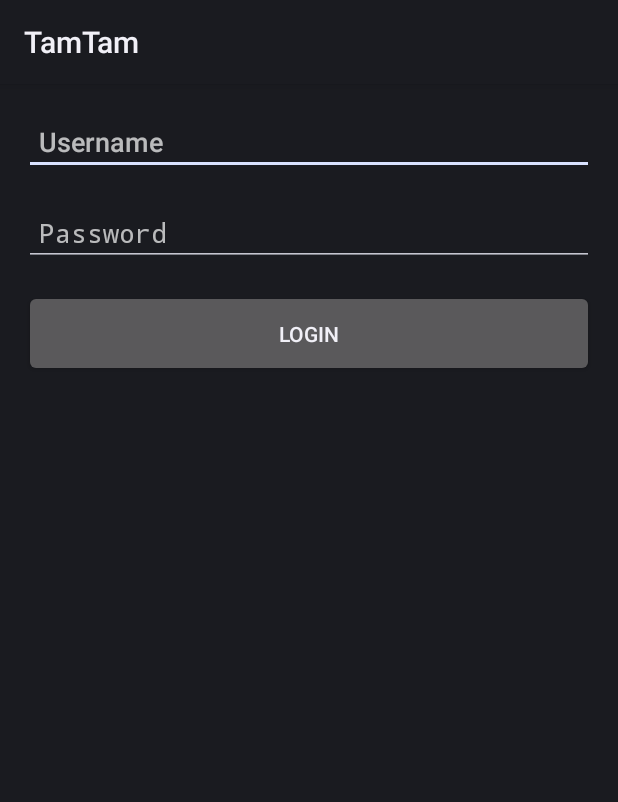
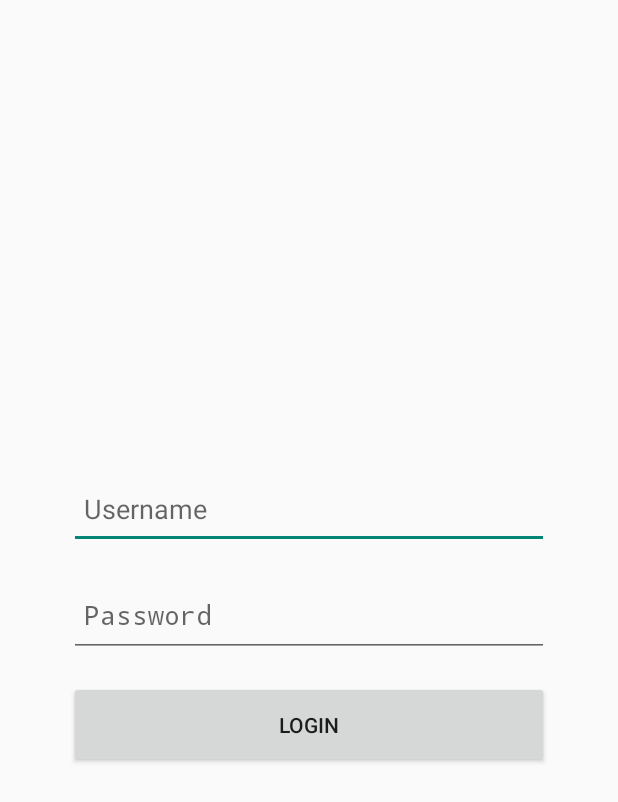
Before and after one commit to Progxy/TamTam, an Android app: the screen it shows after launch (LoginActivity), on a phone screen of 412 x 824 dp. Shown: the top 802 px of the screen. Run offline under Robolectric (Android 15) with nearby library versions, the phone set to English and light mode, and no system bars.

Commit message:
First Commit

```diff
--- a/app/src/main/AndroidManifest.xml
+++ b/app/src/main/AndroidManifest.xml
@@ -10,8 +10,8 @@
         android:fullBackupContent="@xml/backup_rules"
         android:icon="@mipmap/ic_launcher"
         android:label="@string/app_name"
+        android:theme="@style/Theme.TamTam"
         android:roundIcon="@mipmap/ic_launcher_round"
-        android:supportsRtl="true"
         tools:targetApi="31">
         <activity android:name=".MapActivity"/>
         <activity android:name=".LoginActivity" android:exported="true">
--- a/app/src/main/res/layout/activity_login.xml
+++ b/app/src/main/res/layout/activity_login.xml
@@ -1,16 +1,18 @@
 <?xml version="1.0" encoding="utf-8"?>
 <LinearLayout xmlns:android="http://schemas.android.com/apk/res/android"
     android:layout_width="match_parent"
-    android:layout_height="match_parent"
+    android:layout_height="wrap_content"
     android:orientation="vertical"
+    android:layout_gravity="center_vertical"
     android:padding="16dp">
 
     <EditText
         android:id="@+id/usernameEditText"
-        android:layout_width="match_parent"
-        android:layout_height="wrap_content"
+        android:layout_width="320dp"
+        android:layout_height="54dp"
         android:layout_marginBottom="16dp"
         android:height="48dp"
+        android:layout_gravity="center_horizontal"
         android:autofillHints=""
         android:hint="@string/username"
         android:inputType="text"
@@ -18,18 +20,20 @@
 
     <EditText
         android:id="@+id/passwordEditText"
-        android:layout_width="match_parent"
-        android:layout_height="wrap_content"
+        android:layout_width="320dp"
+        android:layout_height="56dp"
+        android:layout_marginBottom="16dp"
+        android:layout_gravity="center_horizontal"
         android:autofillHints=""
         android:hint="@string/password"
         android:inputType="textPassword"
-        android:padding="10dp"
-        android:layout_marginBottom="16dp"/>
+        android:padding="10dp" />
 
     <Button
         android:id="@+id/loginButton"
-        android:layout_width="match_parent"
+        android:layout_width="320dp"
         android:layout_height="58dp"
+        android:layout_gravity="center_horizontal"
         android:padding="10dp"
         android:text="@string/login" />
 </LinearLayout>
--- /dev/null
+++ b/app/src/main/res/values/theme.xml
@@ -0,0 +1,4 @@
+<?xml version="1.0" encoding="utf-8"?>
+<resources>
+    <style name="Theme.TamTam" parent="android:Theme.Material.Light.NoActionBar"/>
+</resources>
```
